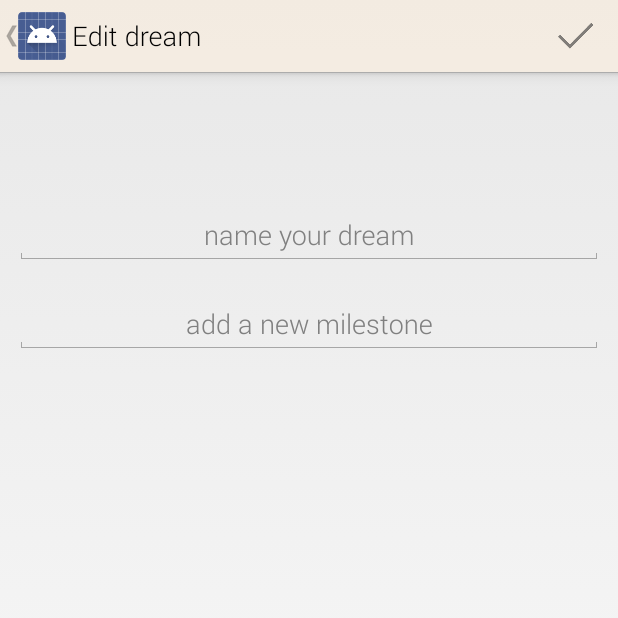
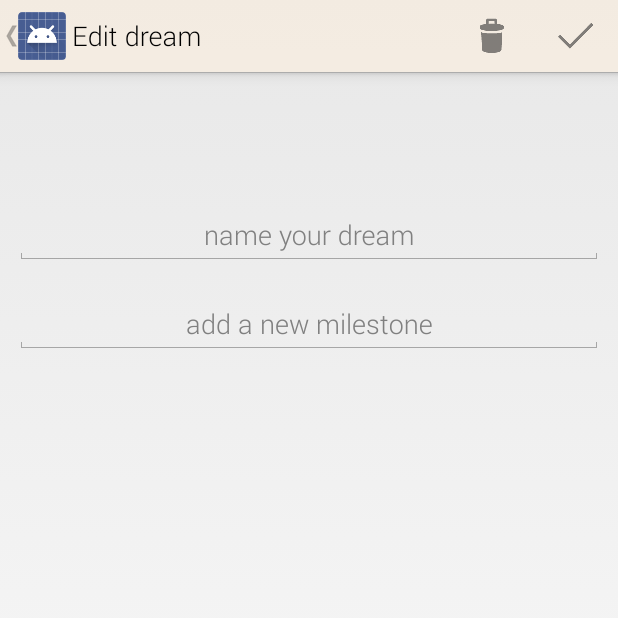
Before and after one commit to Bre-Works/DreamyFront-v02, an Android app: the DreamyFormUpdate screen opened directly, with no data from a screen before it, on a phone screen of 412 x 824 dp, the top half of it. Run offline under Robolectric (Android 15) with nearby library versions, the phone set to English and light mode, and no system bars.

```diff
--- a/app/src/main/java/com/breworks/dreamy/DreamyFormUpdate.java
+++ b/app/src/main/java/com/breworks/dreamy/DreamyFormUpdate.java
@@ -4,6 +4,7 @@ import android.app.ActionBar;
 import android.app.AlertDialog;
 import android.content.DialogInterface;
 import android.content.Intent;
+import android.graphics.drawable.Drawable;
 import android.os.Bundle;
 import android.util.Log;
 import android.view.KeyEvent;
@@ -38,7 +39,8 @@ public class DreamyFormUpdate extends DreamyActivity {
     EditText dreamInput;
     SessionManager session;
     Dream dreamMain;
-    Button deleteDream;
+    ImageButton deleteDream;
+    LinearLayout dreamyform;
 
     long selectedDream = 0;
 
@@ -54,7 +56,7 @@ public class DreamyFormUpdate extends DreamyActivity {
         actionBar.setDisplayHomeAsUpEnabled(true);
         actionBar.setTitle("Edit dream");
 
-
+        dreamyform = (LinearLayout) findViewById(R.id.layoutDreamFrom);
         milestoneInput = (EditText) findViewById(R.id.milestoneInput);
         container = (LinearLayout) findViewById(R.id.container);
         dreamInput = (EditText) findViewById(R.id.dreamInput);
@@ -71,6 +73,10 @@ public class DreamyFormUpdate extends DreamyActivity {
             }
         };
         dreamInput.setOnEditorActionListener(DoNothingOnEnter);
+
+        /*Drawable img = getResources().getDrawable(R.drawable.ic_action_discard);
+        deleteDream.setImageDrawable(img);
+        dreamyform.addView(deleteDream);*/
 
         Intent intent;
         try {
@@ -186,7 +192,7 @@ public class DreamyFormUpdate extends DreamyActivity {
         });
 
         //deleteDream.setBackground(R.drawable.btn_white);
-        deleteDream.setText("Delete Dream");
+        //deleteDream.setText("Delete Dream");
         /*deleteDream.setOnClickListener(new View.OnClickListener() {
             @Override
             public void onClick(View v1) {
@@ -203,6 +209,9 @@ public class DreamyFormUpdate extends DreamyActivity {
         MenuItem refreshItem = menu.findItem(R.id.action_saveDream);
         refreshItem.setShowAsAction(MenuItem.SHOW_AS_ACTION_ALWAYS);
         refreshItem.setVisible(true);
+        MenuItem refreshItem2 = menu.findItem(R.id.action_deleteDream);
+        refreshItem2.setShowAsAction(MenuItem.SHOW_AS_ACTION_ALWAYS);
+        refreshItem2.setVisible(true);
         return true;
     }
 
@@ -210,17 +219,17 @@ public class DreamyFormUpdate extends DreamyActivity {
     public boolean onOptionsItemSelected(MenuItem item) {
         int id = item.getItemId();
         if(id == android.R.id.home) {
+            finish();
+        }
+
+        if(id == R.id.action_saveDream) {
             getCurrentFocus().clearFocus();
             finish();
         }
 
-        if(id == R.id.saveDream) {
-            saveBackToHome();
+        if (id == R.id.action_deleteDream) {
+            deleteDreamWithAlertMessage();
         }
-
-        /*if (id == R.id.action_deleteDream) {
-            deleteDreamWithAlertMessage();
-        }*/
 
         return super.onOptionsItemSelected(item);
     }
@@ -260,10 +269,10 @@ public class DreamyFormUpdate extends DreamyActivity {
         finish();
     }
 
-    @Override
+    /*@Override
     public void onBackPressed() {
         getCurrentFocus().clearFocus();
         super.onBackPressed();
-    }
+    }*/
 
 }
--- a/app/src/main/res/layout/dreamy_form.xml
+++ b/app/src/main/res/layout/dreamy_form.xml
@@ -13,7 +13,8 @@
         android:layout_width="fill_parent"
         android:layout_height="fill_parent"
         android:layout_marginLeft="10dp"
-        android:layout_marginRight="10dp">
+        android:layout_marginRight="10dp"
+        android:id="@+id/layoutDreamFrom">
     <RelativeLayout
         android:layout_width="fill_parent"
         android:layout_height="wrap_content"
--- a/app/src/main/res/menu/main.xml
+++ b/app/src/main/res/menu/main.xml
@@ -28,6 +28,7 @@
     <item android:id="@+id/action_deleteDream"
         android:title="Delete"
         android:visible="false"
+        android:icon="@drawable/ic_action_discard"
         android:showAsAction="collapseActionView"/>
 
     <item android:id="@+id/action_editdream"
```
